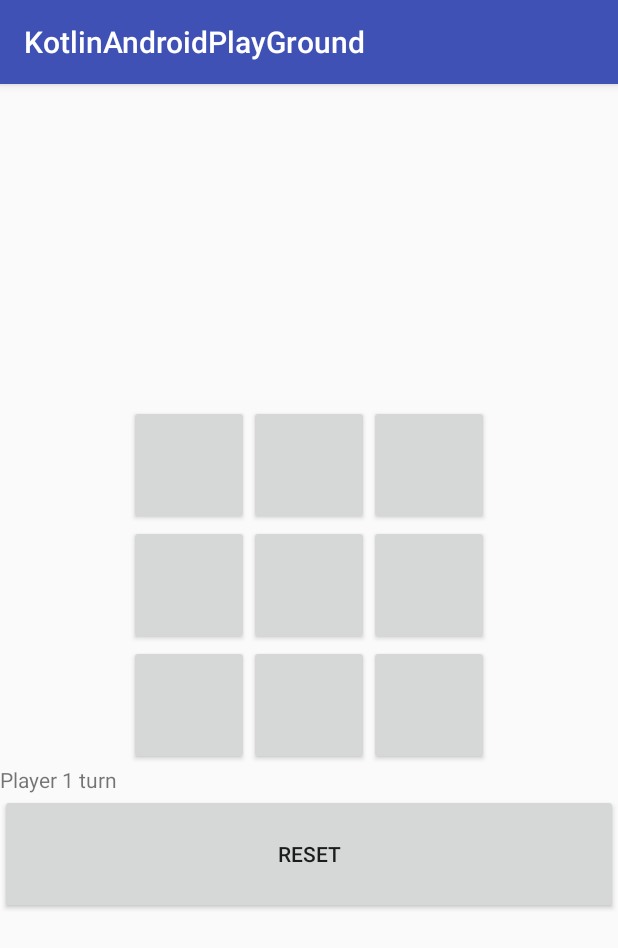
After one commit to V1rus999/KotlinPlayground, an Android app: the TicTacToeActivity screen opened directly, with no data from a screen before it, on a phone screen of 412 x 824 dp. The commit adds this screen. Shown: the top 948 px of the screen. Run offline under Robolectric (Android 15) with nearby library versions, the phone set to English and light mode, and no system bars.

Commit message:
tic tac toe, added some tic tac toe stuff, deciding to drop it as its not really teaching me anything new with regards to kaitlin

```diff
--- a/KotlinAndroidPlayGround/app/src/main/AndroidManifest.xml
+++ b/KotlinAndroidPlayGround/app/src/main/AndroidManifest.xml
@@ -16,7 +16,8 @@
                 <category android:name="android.intent.category.LAUNCHER" />
             </intent-filter>
         </activity>
-        <activity android:name=".FindAgeActivity"></activity>
+        <activity android:name=".FindAgeActivity" />
+        <activity android:name=".TicTacToeActivity"></activity>
     </application>
 
 </manifest>
--- a/KotlinAndroidPlayGround/app/src/main/java/com/droidit/kotlinandroidplayground/FindAgeActivity.kt
+++ b/KotlinAndroidPlayGround/app/src/main/java/com/droidit/kotlinandroidplayground/FindAgeActivity.kt
@@ -5,6 +5,7 @@ import android.content.Intent
 import android.os.Bundle
 import android.support.v7.app.AppCompatActivity
 import kotlinx.android.synthetic.main.activity_find_age.*
+import kotlinx.android.synthetic.main.activity_tic_tac_toe.*
 import java.util.*
 
 class FindAgeActivity : AppCompatActivity() {
@@ -15,10 +16,12 @@ class FindAgeActivity : AppCompatActivity() {
         }
     }
 
+
     //Really basic, will probably crash on some inputs
     override fun onCreate(savedInstanceState: Bundle?) {
         super.onCreate(savedInstanceState)
         setContentView(R.layout.activity_find_age)
+        player_indicator_tv
         find_age_calculate_btn.setOnClickListener({ find_age_output_tv.text = getAge(find_age_et.text.toString()).toString() })
     }
 
--- a/KotlinAndroidPlayGround/app/src/main/java/com/droidit/kotlinandroidplayground/MainActivity.kt
+++ b/KotlinAndroidPlayGround/app/src/main/java/com/droidit/kotlinandroidplayground/MainActivity.kt
@@ -14,7 +14,8 @@ class MainActivity : AppCompatActivity() {
         hello_textview.text = "Hi"
         toast("Hi")
         start_find_age_btn.setOnClickListener({ FindAgeActivity.start(this) })
+        start_tictac_btn.setOnClickListener({ TicTacToeActivity.start(this) })
     }
 
-    fun Context.toast(text:String) = Toast.makeText(this, text, Toast.LENGTH_SHORT).show()
+    fun Context.toast(text: String) = Toast.makeText(this, text, Toast.LENGTH_SHORT).show()
 }
--- /dev/null
+++ b/KotlinAndroidPlayGround/app/src/main/res/layout/activity_tic_tac_toe.xml
@@ -0,0 +1,106 @@
+<?xml version="1.0" encoding="utf-8"?>
+<TableLayout xmlns:android="http://schemas.android.com/apk/res/android"
+    xmlns:app="http://schemas.android.com/apk/res-auto"
+    xmlns:tools="http://schemas.android.com/tools"
+    android:layout_width="match_parent"
+    android:layout_height="match_parent"
+    android:gravity="center"
+    tools:context="com.droidit.kotlinandroidplayground.TicTacToeActivity">
+
+
+    <TableRow
+        android:layout_width="match_parent"
+        android:layout_height="match_parent"
+        android:gravity="center">
+
+        <Button
+            android:id="@+id/button1"
+            android:layout_width="80dp"
+            android:layout_height="80dp"
+            android:onClick="OnTicTacClick"
+            android:textSize="16sp" />
+
+        <Button
+            android:id="@+id/button2"
+            android:layout_width="80dp"
+            android:layout_height="80dp"
+            android:onClick="OnTicTacClick"
+            android:textSize="16sp" />
+
+        <Button
+            android:id="@+id/button3"
+            android:layout_width="80dp"
+            android:layout_height="80dp"
+            android:onClick="OnTicTacClick"
+            android:textSize="16sp" />
+    </TableRow>
+
+    <TableRow
+        android:layout_width="match_parent"
+        android:layout_height="match_parent"
+        android:gravity="center">
+
+        <Button
+            android:id="@+id/button4"
+            android:layout_width="80dp"
+            android:layout_height="80dp"
+            android:onClick="OnTicTacClick"
+            android:textSize="16sp" />
+
+        <Button
+            android:id="@+id/button5"
+            android:layout_width="80dp"
+            android:layout_height="80dp"
+            android:onClick="OnTicTacClick"
+            android:textSize="16sp" />
+
+        <Button
+            android:id="@+id/button6"
+            android:layout_width="80dp"
+            android:layout_height="80dp"
+            android:onClick="OnTicTacClick"
+            android:textSize="16sp" />
+    </TableRow>
+
+    <TableRow
+        android:layout_width="match_parent"
+        android:layout_height="match_parent"
+        android:gravity="center">
+
+        <Button
+            android:id="@+id/button7"
+            android:layout_width="80dp"
+            android:layout_height="80dp"
+            android:onClick="OnTicTacClick"
+            android:textSize="16sp" />
+
+        <Button
+            android:id="@+id/button8"
+            android:layout_width="80dp"
+            android:layout_height="80dp"
+            android:onClick="OnTicTacClick"
+            android:textSize="16sp" />
+
+        <Button
+            android:id="@+id/button9"
+            android:layout_width="80dp"
+            android:layout_height="80dp"
+            android:onClick="OnTicTacClick"
+            android:textSize="16sp" />
+
+    </TableRow>
+
+    <TextView
+        android:id="@+id/player_indicator_tv"
+        android:layout_width="wrap_content"
+        android:layout_height="wrap_content"
+        android:text="Player 1 turn" />
+
+    <Button
+        android:id="@+id/btnReset"
+        android:layout_width="80dp"
+        android:layout_height="80dp"
+        android:text="Reset" />
+
+
+</TableLayout>
```
Also changed, not shown: KotlinAndroidPlayGround/app/src/main/java/com/droidit/kotlinandroidplayground/TicTacToeActivity.kt (added, +77 -0 lines), KotlinAndroidPlayGround/app/src/main/res/layout/activity_main.xml (+11 -4 lines).
